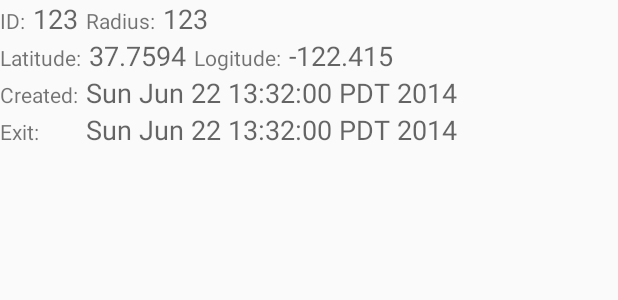
After one commit to monismdakhtar/geofence-poc, an Android app: the layout listitem_geofence.xml on its own in the app's theme, with its tools: preview values and no code run, on a phone screen of 412 x 824 dp. The commit adds this screen. Shown: the top 300 px of the screen. Run offline under Robolectric (Android 15) with nearby library versions, the phone set to English and light mode, and no system bars.

Commit message:
added geofence listfragment

```diff
--- a/mobile/src/main/java/com/poc/android/geofencepoc/GeoFenceContentObserver.java
+++ b/mobile/src/main/java/com/poc/android/geofencepoc/GeoFenceContentObserver.java
@@ -85,7 +85,7 @@ public class GeoFenceContentObserver extends ContentObserver implements
             latestGeoFence = GeoFence.findLatestGeoFence();
         } catch (ModelException e) {
             Log.e(TAG, "unable to update active geofence with latest geofence: " + e.getLocalizedMessage());
-//            googleApiClient.disconnect();
+            googleApiClient.disconnect();
             return;
         }
 
@@ -111,7 +111,7 @@ public class GeoFenceContentObserver extends ContentObserver implements
                 .setLoiteringDelay(30000)
                 .setExpirationDuration(Geofence.NEVER_EXPIRE)
                 .setRequestId(String.valueOf(latestGeoFence.getId()))
-                .setTransitionTypes(Geofence.GEOFENCE_TRANSITION_EXIT | Geofence.GEOFENCE_TRANSITION_EXIT | Geofence.GEOFENCE_TRANSITION_DWELL)
+                .setTransitionTypes(Geofence.GEOFENCE_TRANSITION_EXIT | Geofence.GEOFENCE_TRANSITION_ENTER | Geofence.GEOFENCE_TRANSITION_DWELL)
                 .build();
 
         Log.d(TAG, "created google Geofence: " + googleGeofence);
@@ -132,8 +132,6 @@ public class GeoFenceContentObserver extends ContentObserver implements
                 }
             });
         }
-
-
     }
 
     @Override
--- a/mobile/src/main/java/com/poc/android/geofencepoc/GeoFenceUpdateAsyncTask.java
+++ b/mobile/src/main/java/com/poc/android/geofencepoc/GeoFenceUpdateAsyncTask.java
@@ -42,6 +42,7 @@ import java.text.DateFormat;
 import java.util.Date;
 
 import static com.poc.android.geofencepoc.model.dao.DBHelper.GEOFENCES_COLUMN_CREATE_TIME;
+import static com.poc.android.geofencepoc.model.dao.DBHelper.GEOFENCES_COLUMN_ID;
 import static com.poc.android.geofencepoc.model.dao.DBHelper.GEOFENCES_COLUMN_LATITUDE;
 import static com.poc.android.geofencepoc.model.dao.DBHelper.GEOFENCES_COLUMN_LONGITUDE;
 import static com.poc.android.geofencepoc.model.dao.DBHelper.GEOFENCES_COLUMN_NAME;
@@ -158,6 +159,7 @@ public class GeoFenceUpdateAsyncTask extends AsyncTask<GeoFenceUpdateAsyncTask.G
 
     private GeoFence recordGeoFence(GeoFenceUpdateResponse geoFenceUpdateResponse) throws ModelException {
         ContentValues values = new ContentValues();
+        values.put(GEOFENCES_COLUMN_ID, geoFenceUpdateResponse.getId());
         values.put(GEOFENCES_COLUMN_LATITUDE, geoFenceUpdateResponse.getLatitude());
         values.put(GEOFENCES_COLUMN_LONGITUDE, geoFenceUpdateResponse.getLongitude());
         values.put(GEOFENCES_COLUMN_RADIUS, geoFenceUpdateResponse.getRadius());
--- a/mobile/src/main/java/com/poc/android/geofencepoc/model/dao/DBHelper.java
+++ b/mobile/src/main/java/com/poc/android/geofencepoc/model/dao/DBHelper.java
@@ -23,7 +23,7 @@ public class DBHelper extends SQLiteOpenHelper {
     private static final String TAG = "DBHelper";
 
     private static final String DATABASE_NAME = "geofences";
-    private static final int DATABASE_VERSION = 1;
+    private static final int DATABASE_VERSION = 2;
 
     // geofences table
     public static final String TABLE_GEOFENSES = "geofences";
@@ -46,7 +46,7 @@ public class DBHelper extends SQLiteOpenHelper {
     };
 
     public static final String GEOFENCE_DATABASE_CREATE = "create table " + TABLE_GEOFENSES + " (" + GEOFENCES_COLUMN_ID
-            + " integer primary key autoincrement, " + GEOFENCES_COLUMN_NAME + " text not null, " + GEOFENCES_COLUMN_LATITUDE
+            + " integer primary key, " + GEOFENCES_COLUMN_NAME + " text not null, " + GEOFENCES_COLUMN_LATITUDE
             + " real not null, " + GEOFENCES_COLUMN_LONGITUDE + " real not null, " + GEOFENCES_COLUMN_RADIUS + " real not null, "
             + GEOFENCES_COLUMN_CREATE_TIME + " integer not null, " + GEOFENCES_COLUMN_EXIT_TIME + " integer);";
 
--- /dev/null
+++ b/mobile/src/main/res/layout/listitem_geofence.xml
@@ -0,0 +1,138 @@
+<?xml version="1.0" encoding="utf-8"?>
+
+<LinearLayout xmlns:android="http://schemas.android.com/apk/res/android"
+    xmlns:tools="http://schemas.android.com/tools"
+    android:id="@+id/geofence_list_item"
+    android:layout_width="match_parent"
+    android:layout_height="match_parent"
+    android:orientation="vertical">
+
+    <LinearLayout
+        android:layout_width="match_parent"
+        android:layout_height="wrap_content"
+        android:orientation="horizontal">
+
+        <TextView
+            android:layout_width="wrap_content"
+            android:layout_height="wrap_content"
+            android:layout_marginRight="5dip"
+            android:text="ID:"
+            android:textAppearance="?android:attr/textAppearanceSmall"
+            tools:ignore="HardcodedText"/>
+
+        <TextView
+            android:id="@+id/idTextView"
+            android:layout_width="wrap_content"
+            android:layout_height="wrap_content"
+            android:text="123"
+            android:layout_marginRight="5dip"
+            android:textAppearance="?android:attr/textAppearanceMedium"
+            tools:ignore="HardcodedText"/>
+        <TextView
+            android:layout_width="wrap_content"
+            android:layout_height="wrap_content"
+            android:layout_marginRight="5dip"
+            android:text="Radius:"
+            android:textAppearance="?android:attr/textAppearanceSmall"
+            tools:ignore="HardcodedText"/>
+
+        <TextView
+            android:id="@+id/radiusTextView"
+            android:layout_width="wrap_content"
+            android:layout_height="wrap_content"
+            android:text="123"
+            android:textAppearance="?android:attr/textAppearanceMedium"
+            tools:ignore="HardcodedText"/>
+    </LinearLayout>
+
+    <LinearLayout
+        android:layout_width="match_parent"
+        android:layout_height="wrap_content"
+        android:orientation="horizontal">
+        <TextView
+            android:layout_width="wrap_content"
+            android:layout_height="wrap_content"
+            android:layout_marginRight="5dip"
+            android:text="Latitude:"
+            android:textAppearance="?android:attr/textAppearanceSmall"
+            tools:ignore="HardcodedText"/>
+        <TextView
+            android:id="@+id/latitudeTextView"
+            android:layout_width="wrap_content"
+            android:layout_height="wrap_content"
+            android:layout_marginRight="5dip"
+            android:text="37.7594"
+            android:textAppearance="?android:attr/textAppearanceMedium"
+            tools:ignore="HardcodedText"/>
+
+        <TextView
+            android:layout_width="wrap_content"
+            android:layout_height="wrap_content"
+            android:layout_marginRight="5dip"
+            android:text="Logitude:"
+            android:textAppearance="?android:attr/textAppearanceSmall"
+            tools:ignore="HardcodedText"/>
+        <TextView
+            android:id="@+id/longitudeTextView"
+            android:layout_width="wrap_content"
+            android:layout_height="wrap_content"
+            android:layout_marginRight="5dip"
+            android:text="-122.415"
+            android:textAppearance="?android:attr/textAppearanceMedium"
+            tools:ignore="HardcodedText"/>
+
+    </LinearLayout>
+
+    <TableLayout xmlns:android="http://schemas.android.com/apk/res/android"
+                 xmlns:tools="http://schemas.android.com/tools"
+                 android:layout_width="match_parent"
+                 android:layout_height="match_parent"
+                 android:stretchColumns="3,4">
+
+    <TableRow
+        android:layout_width="fill_parent"
+        android:layout_height="fill_parent"
+        android:showDividers="none">
+
+        <TextView
+            android:layout_width="wrap_content"
+            android:layout_height="wrap_content"
+            android:layout_marginRight="5dip"
+            android:text="Created:"
+            android:textAppearance="?android:attr/textAppearanceSmall"
+            tools:ignore="HardcodedText"/>
+
+        <TextView
+            android:id="@+id/createtimeTextView"
+            android:layout_width="wrap_content"
+            android:layout_height="wrap_content"
+            android:text="Sun Jun 22 13:32:00 PDT 2014"
+            android:textAppearance="?android:attr/textAppearanceMedium"
+            tools:ignore="HardcodedText"/>
+
+    </TableRow>
+
+    <TableRow
+        android:layout_width="fill_parent"
+        android:layout_height="fill_parent"
+        android:showDividers="none">
+
+        <TextView
+            android:layout_width="wrap_content"
+            android:layout_height="wrap_content"
+            android:layout_marginRight="5dip"
+            android:text="Exit:"
+            android:textAppearance="?android:attr/textAppearanceSmall"
+            tools:ignore="HardcodedText"/>
+
+        <TextView
+            android:id="@+id/exittimeTextView"
+            android:layout_width="wrap_content"
+            android:layout_height="wrap_content"
+            android:text="Sun Jun 22 13:32:00 PDT 2014"
+            android:textAppearance="?android:attr/textAppearanceMedium"
+            tools:ignore="HardcodedText"/>
+    </TableRow>
+
+</TableLayout>
+</LinearLayout>
--- a/mobile/src/main/res/values/strings.xml
+++ b/mobile/src/main/res/values/strings.xml
@@ -3,7 +3,7 @@
 
     <string name="app_name">GeoFence POC</string>
     <string name="title_section1">GeoFence Map</string>
-    <string name="title_section2">Section 2</string>
+    <string name="title_section2">GeoFence List</string>
     <string name="title_section3">Section 3</string>
     <string name="hello_world">Hello world!</string>
     <string name="action_settings">Reset Fence</string>
@@ -12,4 +12,6 @@
     <string name="geofence_transition_notification_text"> Click notification to return to app </string>
     <string name="geofence_transition_notification_title"> %1$s geofence(s) %2$s </string>
     <string name="geofence_server_url">http://199.83.221.130/blood/geofence/update</string>
+    <string name="no_locations">No Items Found</string>
+    <string name="gcm_sender_id">673992645420</string>
 </resources>
```
Also changed, not shown: mobile/src/main/java/com/poc/android/geofencepoc/GeoFenceFragment.java (added, +164 -0 lines), mobile/src/main/java/com/poc/android/geofencepoc/GeoFenceMapFragment.java (+43 -13 lines), mobile/src/main/java/com/poc/android/geofencepoc/GeoFenceTransitionIntentService.java (+38 -26 lines), mobile/src/main/java/com/poc/android/geofencepoc/TabsMainActivity.java (+16 -48 lines), mobile/src/main/java/com/poc/android/geofencepoc/contentprovider/GeoFenceContentProvider.java (+28 -4 lines), mobile/src/main/res/layout/fragment_list_container.xml (added, +29 -0 lines).
